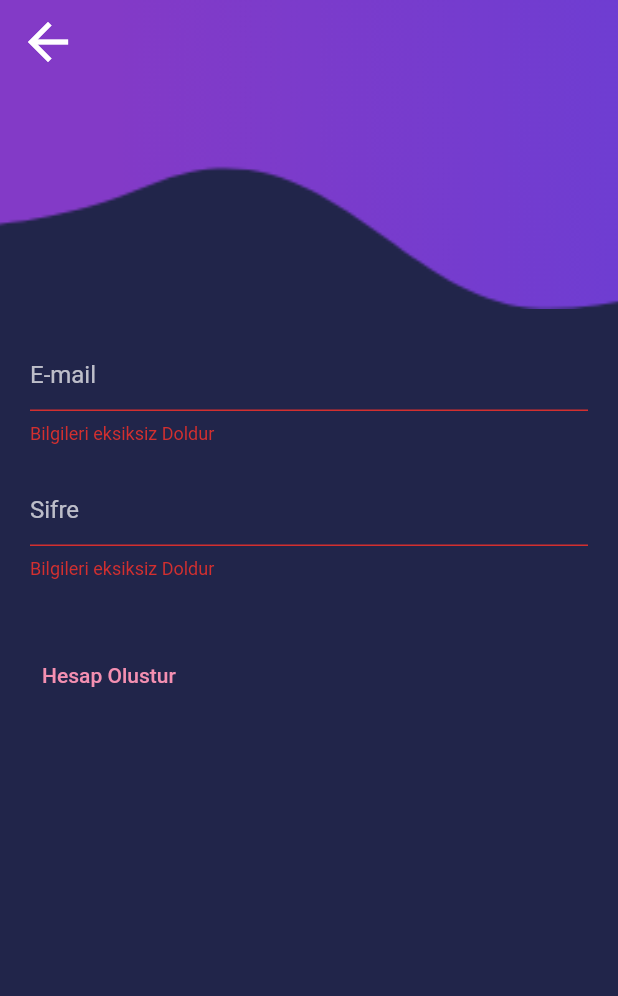
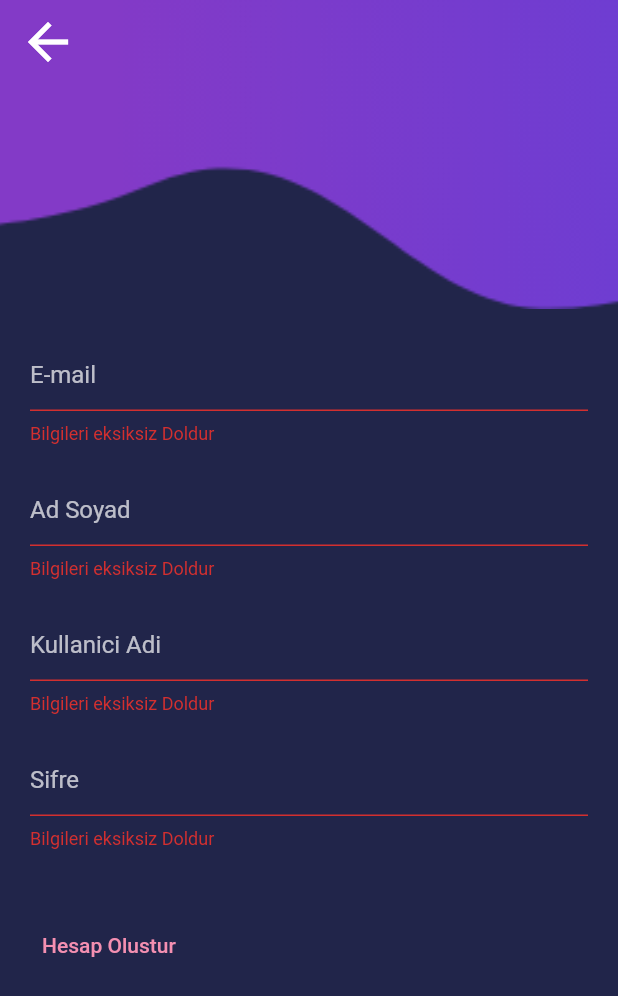
Before and after one commit to OktayCavus/login_page_with_firebase, a Flutter app: the SignUp screen opened by its route, after a tap on "Hesap Olustur", on a phone screen of 412 x 824 dp. Shown: the top 996 px of the screen. Run offline on Flutter 3.47's test engine with Material 2 defaults, Android fonts, the light colour scheme and no system bars; our stand-ins replace cloud_firestore, firebase_auth, firebase_core; accounts and stored records are empty.

Commit message:
firebase data yazma halloldu

```diff
--- a/login_page_with_firebase/lib/page/auth/login_page.dart
+++ b/login_page_with_firebase/lib/page/auth/login_page.dart
@@ -67,7 +67,7 @@ class _LoginPageState extends State<LoginPage> {
         );
       }
 
-      /* try {
+      /*try {
         final userResult = await firebaseAuth.signInWithEmailAndPassword(
             email: email, password: password);
         Navigator.pushReplacementNamed(context, '/homePage');
--- a/login_page_with_firebase/lib/page/auth/sign_up.dart
+++ b/login_page_with_firebase/lib/page/auth/sign_up.dart
@@ -12,7 +12,7 @@ class SignUp extends StatefulWidget {
 }
 
 class _SignUpState extends State<SignUp> {
-  late String email, password, userName, fullname;
+  late String email, password, username, fullname;
   // * Form widget'ını dışarıdan yönetmek için key oluşturmak lazım
   final formKey = GlobalKey<FormState>();
   // * Firebase auth methodlarına erişmek için bu değişkeni oluşturduk
@@ -51,6 +51,10 @@ class _SignUpState extends State<SignUp> {
                           customSizedBox(),
                           emailTextField(),
                           customSizedBox(),
+                          nameSurnameTF(),
+                          customSizedBox(),
+                          userNameTF(),
+                          customSizedBox(),
                           passwordTextField(),
                           customSizedBox(),
                           customSizedBox(),
@@ -61,6 +65,44 @@ class _SignUpState extends State<SignUp> {
           ),
         )),
       ),
+    );
+  }
+
+  TextFormField userNameTF() {
+    return TextFormField(
+      validator: (value) {
+        if (value!.isEmpty) {
+          return 'Bilgileri eksiksiz Doldur';
+        }
+        return null;
+      },
+      // * validator'den sonra çalışacak ve kullanıcının girdiği veriyi
+      //* başka bir değişkene koyacaz
+      onSaved: (value) {
+        username = value!;
+      },
+      // ! obscureText içine yazılan yazıyı gizliyor
+      style: const TextStyle(color: Colors.white),
+      decoration: customInputDecoration('Kullanici Adi'),
+    );
+  }
+
+  TextFormField nameSurnameTF() {
+    return TextFormField(
+      validator: (value) {
+        if (value!.isEmpty) {
+          return 'Bilgileri eksiksiz Doldur';
+        }
+        return null;
+      },
+      // * validator'den sonra çalışacak ve kullanıcının girdiği veriyi
+      //* başka bir değişkene koyacaz
+      onSaved: (value) {
+        fullname = value!;
+      },
+      // ! obscureText içine yazılan yazıyı gizliyor
+      style: const TextStyle(color: Colors.white),
+      decoration: customInputDecoration('Ad Soyad'),
     );
   }
 
@@ -79,7 +121,7 @@ class _SignUpState extends State<SignUp> {
     if (formKey.currentState!.validate()) {
       formKey.currentState!.save();
       final result =
-          await authService.signUp(email, userName, fullname, password);
+          await authService.signUp(email, username, fullname, password);
       Navigator.of(context).pushAndRemoveUntil(
           MaterialPageRoute(builder: (context) => const LoginPage()),
           (route) => false);
```
Also changed, not shown: login_page_with_firebase/lib/service/auth_service.dart (+10 -5 lines), 1 other file.
